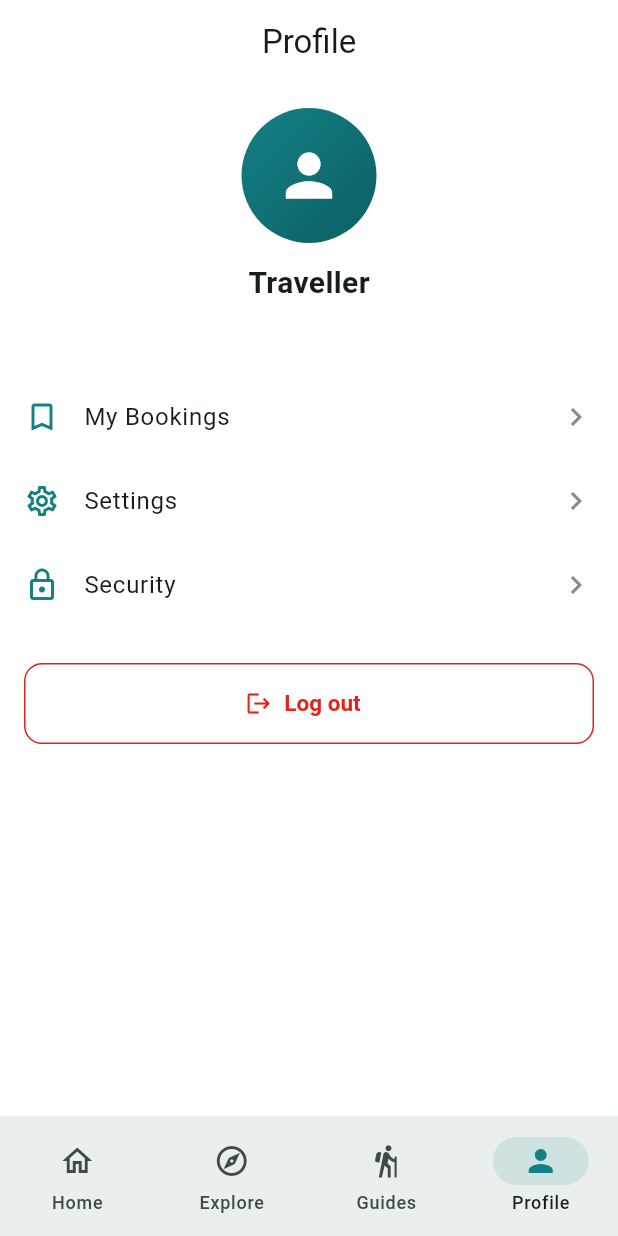
After one commit to SubhamAdhikari20/guideu, a Flutter app: the MainShellPage screen opened by its route, item 4 of the bottom bar chosen, after a tap on "Log out", on a phone screen of 412 x 824 dp. The commit adds this screen. Run offline on Flutter 3.47's test engine with Material 3 defaults, Android fonts, the phone set to English and light mode, and no system bars; our stand-ins replace dio, flutter_riverpod, flutter_secure_storage, go_router; accounts and stored records are empty; network calls fail.

Commit message:
add home screen with bottom navigation and a profile tab

```diff
--- a/apps/mobile_app/lib/app/routes/app_router.dart
+++ b/apps/mobile_app/lib/app/routes/app_router.dart
@@ -4,7 +4,7 @@ import '../../features/auth/presentation/pages/forgot_password_page.dart';
 import '../../features/auth/presentation/pages/login_page.dart';
 import '../../features/auth/presentation/pages/signup_page.dart';
 import '../../features/auth/presentation/pages/splash_page.dart';
-import '../../features/home/presentation/pages/home_placeholder_page.dart';
+import '../../features/home/presentation/pages/main_shell_page.dart';
 
 /// Named routes for GuideU.
 class AppRoutes {
@@ -27,6 +27,6 @@ final appRouter = GoRouter(
       path: AppRoutes.forgotPassword,
       builder: (context, state) => const ForgotPasswordPage(),
     ),
-    GoRoute(path: AppRoutes.home, builder: (context, state) => const HomePlaceholderPage()),
+    GoRoute(path: AppRoutes.home, builder: (context, state) => const MainShellPage()),
   ],
 );
--- /dev/null
+++ b/apps/mobile_app/lib/features/home/presentation/pages/home_page.dart
@@ -0,0 +1,356 @@
+import 'package:flutter/material.dart';
+import 'package:flutter_riverpod/flutter_riverpod.dart';
+
+import '../../../../app/theme/app_colors.dart';
+import '../../../auth/presentation/providers/auth_providers.dart';
+import '../../../auth/presentation/providers/auth_state.dart';
+import '../../../guides/domain/entities/guide.dart';
+import '../../../guides/presentation/providers/guide_providers.dart';
+import '../../../guides/presentation/widgets/guide_profile_sheet.dart';
+
+/// Home tab — discovery landing styled after the Home prototype: greeting,
+/// search, a hero banner, quick actions and a "Nearby Guides" strip.
+class HomePage extends ConsumerWidget {
+  const HomePage({this.onSeeExplore, this.onSeeGuides, super.key});
+
+  final VoidCallback? onSeeExplore;
+  final VoidCallback? onSeeGuides;
+
+  @override
+  Widget build(BuildContext context, WidgetRef ref) {
+    final state = ref.watch(authControllerProvider);
+    final name = state is AuthAuthenticated
+        ? state.user.fullName.split(' ').first
+        : 'traveller';
+    final nearbyGuides = ref.watch(guidesProvider(''));
+
+    return Scaffold(
+      body: SafeArea(
+        child: ListView(
+          padding: const EdgeInsets.fromLTRB(16, 8, 16, 24),
+          children: [
+            _Header(name: name),
+            const SizedBox(height: 16),
+            _SearchBar(onTap: onSeeExplore),
+            const SizedBox(height: 16),
+            const _HeroBanner(),
+            const SizedBox(height: 20),
+            _QuickActions(onGuides: onSeeGuides),
+            const SizedBox(height: 24),
+            Row(
+              children: [
+                const Text(
+                  'Nearby Guides',
+                  style: TextStyle(fontSize: 18, fontWeight: FontWeight.bold),
+                ),
+                const Spacer(),
+                TextButton(
+                  onPressed: onSeeGuides,
+                  child: const Text('See all'),
+                ),
+              ],
+            ),
+            const SizedBox(height: 4),
+            SizedBox(
+              height: 150,
+              child: nearbyGuides.when(
+                loading: () =>
+                    const Center(child: CircularProgressIndicator()),
+                error: (_, _) => const Center(
+                  child: Text(
+                    'Could not load guides.',
+                    style: TextStyle(color: AppColors.textSecondary),
+                  ),
+                ),
+                data: (guides) {
+                  if (guides.isEmpty) {
+                    return const Center(
+                      child: Text(
+                        'No guides yet.',
+                        style: TextStyle(color: AppColors.textSecondary),
+                      ),
+                    );
+                  }
+                  final preview = guides.take(6).toList();
+                  return ListView.separated(
+                    scrollDirection: Axis.horizontal,
+                    itemCount: preview.length,
+                    separatorBuilder: (_, _) => const SizedBox(width: 12),
+                    itemBuilder: (context, i) => _NearbyGuideCard(
+                      guide: preview[i],
+                      onTap: () => showGuideProfileSheet(context, preview[i]),
+                    ),
+                  );
+                },
+              ),
+            ),
+          ],
+        ),
+      ),
+    );
+  }
+}
+
+class _Header extends StatelessWidget {
+  const _Header({required this.name});
+
+  final String name;
+
+  @override
+  Widget build(BuildContext context) {
+    return Row(
+      children: [
+        Column(
+          crossAxisAlignment: CrossAxisAlignment.start,
+          children: [
+            Text(
+              'Namaste, $name 👋',
+              style: const TextStyle(fontSize: 18, fontWeight: FontWeight.bold),
+            ),
+            const SizedBox(height: 2),
+            Row(
+              children: const [
+                Icon(Icons.location_on, size: 14, color: AppColors.primary),
+                SizedBox(width: 2),
+                Text(
+                  'Kathmandu, Nepal',
+                  style:
+                      TextStyle(color: AppColors.textSecondary, fontSize: 13),
+                ),
+              ],
+            ),
+          ],
+        ),
+        const Spacer(),
+        IconButton(
+          icon: const Icon(Icons.notifications_none),
+          onPressed: () => ScaffoldMessenger.of(context).showSnackBar(
+            const SnackBar(content: Text('Notifications are coming soon.')),
+          ),
+        ),
+      ],
+    );
+  }
+}
+
+class _SearchBar extends StatelessWidget {
+  const _SearchBar({this.onTap});
+
+  final VoidCallback? onTap;
+
+  @override
+  Widget build(BuildContext context) {
+    return GestureDetector(
+      onTap: onTap,
+      child: Container(
+        padding: const EdgeInsets.symmetric(horizontal: 16, vertical: 14),
+        decoration: BoxDecoration(
+          color: AppColors.inputFill,
+          borderRadius: BorderRadius.circular(14),
+        ),
+        child: Row(
+          children: const [
+            Icon(Icons.search, color: AppColors.textSecondary),
+            SizedBox(width: 10),
+            Text(
+              'Explore destinations',
+              style: TextStyle(color: AppColors.textSecondary),
+            ),
+          ],
+        ),
+      ),
+    );
+  }
+}
+
+class _HeroBanner extends StatelessWidget {
+  const _HeroBanner();
+
+  @override
+  Widget build(BuildContext context) {
+    return Container(
+      height: 150,
+      width: double.infinity,
+      padding: const EdgeInsets.all(18),
+      decoration: BoxDecoration(
+        borderRadius: BorderRadius.circular(16),
+        gradient: const LinearGradient(
+          begin: Alignment.topLeft,
+          end: Alignment.bottomRight,
+          colors: [AppColors.primary, AppColors.primaryDark],
+        ),
+      ),
+      child: Column(
+        mainAxisAlignment: MainAxisAlignment.end,
+        crossAxisAlignment: CrossAxisAlignment.start,
+        children: const [
+          Text(
+            'Discover Nepal',
+            style: TextStyle(
+              color: Colors.white,
+              fontSize: 22,
+              fontWeight: FontWeight.bold,
+            ),
+          ),
+          SizedBox(height: 4),
+          Text(
+            'Experience the beauty of the Himalayas',
+            style: TextStyle(color: Colors.white70),
+          ),
+        ],
+      ),
+    );
+  }
+}
+
+class _QuickActions extends StatelessWidget {
+  const _QuickActions({this.onGuides});
+
+  final VoidCallback? onGuides;
+
+  @override
+  Widget build(BuildContext context) {
+    void soon(String label) => ScaffoldMessenger.of(context).showSnackBar(
+          SnackBar(content: Text('$label booking is coming soon.')),
+        );
+
+    return Row(
+      mainAxisAlignment: MainAxisAlignment.spaceBetween,
+      children: [
+        _ActionItem(
+          icon: Icons.hiking,
+          label: 'Guides',
+          onTap: onGuides ?? () {},
+        ),
+        _ActionItem(
+          icon: Icons.hotel,
+          label: 'Hotels',
+          onTap: () => soon('Hotel'),
+        ),
+        _ActionItem(
+          icon: Icons.flight,
+          label: 'Flights',
+          onTap: () => soon('Flight'),
+        ),
+        _ActionItem(
+          icon: Icons.directions_bus,
+          label: 'Buses',
+          onTap: () => soon('Bus'),
+        ),
+      ],
+    );
+  }
+}
+
+class _ActionItem extends StatelessWidget {
+  const _ActionItem({
+    required this.icon,
+    required this.label,
+    required this.onTap,
+  });
+
+  final IconData icon;
+  final String label;
+  final VoidCallback onTap;
+
+  @override
+  Widget build(BuildContext context) {
+    return InkWell(
+      onTap: onTap,
+      borderRadius: BorderRadius.circular(12),
+      child: Column(
+        children: [
+          Container(
+            width: 60,
+            height: 60,
+            decoration: BoxDecoration(
+              color: AppColors.primary.withValues(alpha: 0.10),
+              borderRadius: BorderRadius.circular(16),
+            ),
+            child: Icon(icon, color: AppColors.primary, size: 28),
+          ),
+          const SizedBox(height: 6),
+          Text(label, style: const TextStyle(fontSize: 13)),
+        ],
+      ),
+    );
+  }
+}
+
+class _NearbyGuideCard extends StatelessWidget {
+  const _NearbyGuideCard({required this.guide, required this.onTap});
+
+  final Guide guide;
+  final VoidCallback onTap;
+
+  @override
+  Widget build(BuildContext context) {
+    return GestureDetector(
+      onTap: onTap,
+      child: Container(
+        width: 160,
+        padding: const EdgeInsets.all(12),
+        decoration: BoxDecoration(
+          color: AppColors.surface,
+          borderRadius: BorderRadius.circular(14),
+          border: Border.all(color: AppColors.border),
+        ),
+        child: Column(
+          crossAxisAlignment: CrossAxisAlignment.start,
+          children: [
+            Row(
+              children: [
+                Container(
+                  width: 40,
+                  height: 40,
+                  decoration: const BoxDecoration(
+                    shape: BoxShape.circle,
+                    gradient: LinearGradient(
+                      colors: [AppColors.primary, AppColors.primaryDark],
+                    ),
+                  ),
+                  child: const Icon(Icons.person, color: Colors.white, size: 22),
+                ),
+                const Spacer(),
+                if (guide.isVerified)
+                  const Icon(Icons.verified,
+                      size: 16, color: AppColors.primary),
+              ],
+            ),
+            const SizedBox(height: 8),
+            Text(
+              guide.guideCode,
+              maxLines: 1,
+              overflow: TextOverflow.ellipsis,
+              style: const TextStyle(fontWeight: FontWeight.bold),
+            ),
+            const SizedBox(height: 2),
+            Text(
+              guide.certification,
+              maxLines: 1,
+              overflow: TextOverflow.ellipsis,
+              style: const TextStyle(
+                color: AppColors.textSecondary,
+                fontSize: 12,
+              ),
+            ),
+            const Spacer(),
+            Row(
+              children: [
+                const Icon(Icons.star, size: 14, color: AppColors.gold),
+                const SizedBox(width: 3),
+                Text(
+                  guide.ratingLabel,
+                  style: const TextStyle(
+                    fontSize: 12.5,
+                    fontWeight: FontWeight.w600,
+                  ),
+                ),
+              ],
+            ),
+          ],
+        ),
+      ),
+    );
+  }
+}
--- /dev/null
+++ b/apps/mobile_app/lib/features/home/presentation/pages/main_shell_page.dart
@@ -0,0 +1,66 @@
+import 'package:flutter/material.dart';
+
+import '../../../../app/theme/app_colors.dart';
+import '../../../destinations/presentation/pages/explore_page.dart';
+import '../../../guides/presentation/pages/guides_page.dart';
+import '../../../profile/presentation/pages/profile_page.dart';
+import 'home_page.dart';
+
+/// The signed-in shell: a bottom navigation bar over the Home, Explore, Guides
+/// and Profile tabs. Tabs keep their state via an [IndexedStack].
+class MainShellPage extends StatefulWidget {
+  const MainShellPage({super.key});
+
+  @override
+  State<MainShellPage> createState() => _MainShellPageState();
+}
+
+class _MainShellPageState extends State<MainShellPage> {
+  int _index = 0;
+
+  void _goTo(int index) => setState(() => _index = index);
+
+  @override
+  Widget build(BuildContext context) {
+    final pages = [
+      HomePage(
+        onSeeExplore: () => _goTo(1),
+        onSeeGuides: () => _goTo(2),
+      ),
+      ExplorePage(onFindGuide: () => _goTo(2)),
+      const GuidesPage(),
+      const ProfilePage(),
+    ];
+
+    return Scaffold(
+      body: IndexedStack(index: _index, children: pages),
+      bottomNavigationBar: NavigationBar(
+        selectedIndex: _index,
+        onDestinationSelected: _goTo,
+        indicatorColor: AppColors.primary.withValues(alpha: 0.12),
+        destinations: const [
+          NavigationDestination(
+            icon: Icon(Icons.home_outlined),
+            selectedIcon: Icon(Icons.home, color: AppColors.primary),
+            label: 'Home',
+          ),
+          NavigationDestination(
+            icon: Icon(Icons.explore_outlined),
+            selectedIcon: Icon(Icons.explore, color: AppColors.primary),
+            label: 'Explore',
+          ),
+          NavigationDestination(
+            icon: Icon(Icons.hiking_outlined),
+            selectedIcon: Icon(Icons.hiking, color: AppColors.primary),
+            label: 'Guides',
+          ),
+          NavigationDestination(
+            icon: Icon(Icons.person_outline),
+            selectedIcon: Icon(Icons.person, color: AppColors.primary),
+            label: 'Profile',
+          ),
+        ],
+      ),
+    );
+  }
+}
--- /dev/null
+++ b/apps/mobile_app/lib/features/profile/presentation/pages/profile_page.dart
@@ -0,0 +1,123 @@
+import 'package:flutter/material.dart';
+import 'package:flutter_riverpod/flutter_riverpod.dart';
+
+import '../../../../app/theme/app_colors.dart';
+import '../../../auth/presentation/providers/auth_providers.dart';
+import '../../../auth/presentation/providers/auth_state.dart';
+
+/// Profile tab — shows the signed-in user and lets them log out.
+class ProfilePage extends ConsumerWidget {
+  const ProfilePage({super.key});
+
+  @override
+  Widget build(BuildContext context, WidgetRef ref) {
+    final state = ref.watch(authControllerProvider);
+    final user = state is AuthAuthenticated ? state.user : null;
+
+    return Scaffold(
+      appBar: AppBar(title: const Text('Profile')),
+      body: ListView(
+        padding: const EdgeInsets.fromLTRB(16, 16, 16, 24),
+        children: [
+          Center(
+            child: Column(
+              children: [
+                Container(
+                  width: 90,
+                  height: 90,
+                  decoration: const BoxDecoration(
+                    shape: BoxShape.circle,
+                    gradient: LinearGradient(
+                      begin: Alignment.topLeft,
+                      end: Alignment.bottomRight,
+                      colors: [AppColors.primary, AppColors.primaryDark],
+                    ),
+                  ),
+                  child: const Icon(Icons.person, color: Colors.white, size: 46),
+                ),
+                const SizedBox(height: 12),
+                Text(
+                  user?.fullName ?? 'Traveller',
+                  style: const TextStyle(
+                    fontSize: 20,
+                    fontWeight: FontWeight.bold,
+                  ),
+                ),
+                const SizedBox(height: 2),
+                Text(
+                  user?.email ?? '',
+                  style: const TextStyle(color: AppColors.textSecondary),
+                ),
+                if (user != null) ...[
+                  const SizedBox(height: 8),
+                  _RoleBadge(role: user.role),
+                ],
+              ],
+            ),
+          ),
+          const SizedBox(height: 24),
+          const _Tile(icon: Icons.bookmark_border, label: 'My Bookings'),
+          const _Tile(icon: Icons.settings_outlined, label: 'Settings'),
+          const _Tile(icon: Icons.lock_outline, label: 'Security'),
+          const SizedBox(height: 24),
+          OutlinedButton.icon(
+            onPressed: () => ref.read(authControllerProvider.notifier).logout(),
+            icon: const Icon(Icons.logout, color: AppColors.error),
+            label: const Text(
+              'Log out',
+              style: TextStyle(color: AppColors.error),
+            ),
+            style: OutlinedButton.styleFrom(
+              side: const BorderSide(color: AppColors.error),
+            ),
+          ),
+        ],
+      ),
+    );
+  }
+}
+
+class _RoleBadge extends StatelessWidget {
+  const _RoleBadge({required this.role});
+
+  final String role;
+
+  @override
+  Widget build(BuildContext context) {
+    return Container(
+      padding: const EdgeInsets.symmetric(horizontal: 12, vertical: 4),
+      decoration: BoxDecoration(
+        color: AppColors.primary.withValues(alpha: 0.10),
+        borderRadius: BorderRadius.circular(14),
+      ),
+      child: Text(
+        role,
+        style: const TextStyle(
+          color: AppColors.primaryDark,
+          fontSize: 12,
+          fontWeight: FontWeight.w600,
+        ),
+      ),
+    );
+  }
+}
+
+class _Tile extends StatelessWidget {
+  const _Tile({required this.icon, required this.label});
+
+  final IconData icon;
+  final String label;
+
+  @override
+  Widget build(BuildContext context) {
+    return ListTile(
+      contentPadding: EdgeInsets.zero,
+      leading: Icon(icon, color: AppColors.primary),
+      title: Text(label),
+      trailing: const Icon(Icons.chevron_right, color: AppColors.textSecondary),
+      onTap: () => ScaffoldMessenger.of(context).showSnackBar(
+        SnackBar(content: Text('$label is coming soon.')),
+      ),
+    );
+  }
+}
```
Also changed, not shown: apps/mobile_app/lib/features/home/presentation/pages/home_placeholder_page.dart (deleted, +0 -46 lines).
